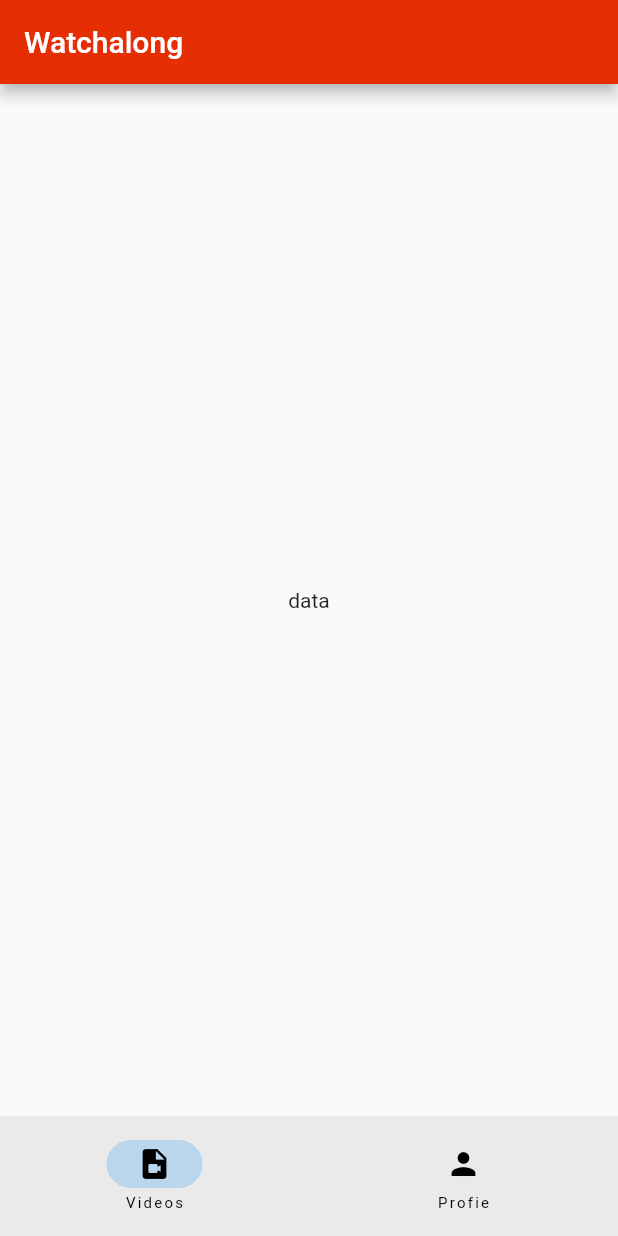
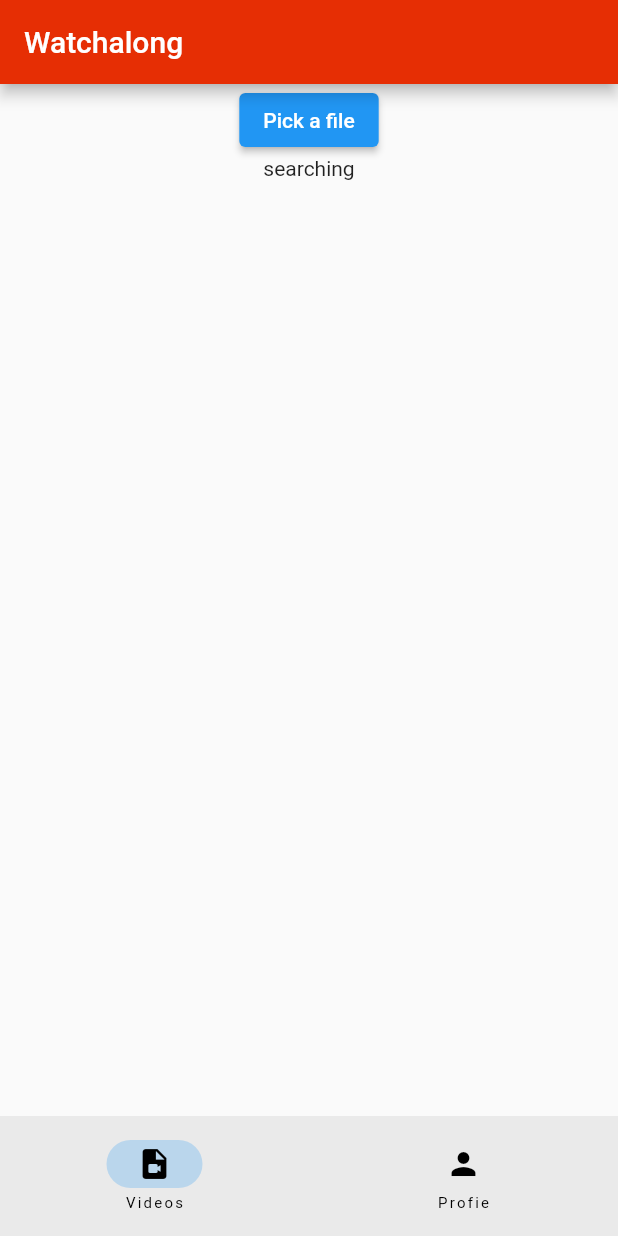
Before and after one commit to BeamlakAschalew/watchalong, a Flutter app: the screen it shows after launch, on a phone screen of 412 x 824 dp. Run offline on Flutter 3.47's test engine with Material 2 defaults, Android fonts, the phone set to English and light mode, and no system bars; our stand-ins replace better_player, file_picker.

Commit message:
Get files done

```diff
--- a/lib/main.dart
+++ b/lib/main.dart
@@ -1,5 +1,11 @@
+import 'dart:convert';
+
 import 'package:flutter/material.dart';
 import 'package:watchalong/constants/theme.dart';
+import 'package:file_picker/file_picker.dart';
+import 'package:watchalong/ui/videos.dart';
+import 'dart:io';
+import 'package:crypto/crypto.dart';
 
 void main() {
   runApp(const MyApp());
@@ -28,6 +34,8 @@ class MyHomePage extends StatefulWidget {
 
 class _MyHomePageState extends State<MyHomePage> {
   int currentIndex = 0;
+  FilePickerResult? result;
+  String? md5Res;
 
   @override
   Widget build(BuildContext context) {
@@ -35,11 +43,32 @@ class _MyHomePageState extends State<MyHomePage> {
       appBar: AppBar(
         title: Text(widget.title),
       ),
-      body: IndexedStack(index: currentIndex, children: const [
+      body: IndexedStack(index: currentIndex, children: [
         Center(
-          child: Text('data'),
+          child: Column(
+            children: [
+              ElevatedButton(
+                child: const Text('Pick a file'),
+                onPressed: () async {
+                  result =
+                      await FilePicker.platform.pickFiles(type: FileType.video);
+                  final fileBytes =
+                      await File(result!.files.single.path!).readAsBytes();
+                  final checksum = md5.convert(fileBytes).toString();
+                  md5Res = checksum;
+                  setState(() {});
+                  // if (mounted) {
+                  //   Navigator.push(context, MaterialPageRoute(builder: ((context) {
+                  //     return Videos(filePath: result!.files.single.path!);
+                  //   })));
+                  // }
+                },
+              ),
+              Text(md5Res ?? 'searching')
+            ],
+          ),
         ),
-        Center(
+        const Center(
           child: Text('data1'),
         )
       ]),
--- a/pubspec.yaml
+++ b/pubspec.yaml
@@ -36,6 +36,9 @@ dependencies:
   # The following adds the Cupertino Icons font to your application.
   # Use with the CupertinoIcons class for iOS style icons.
   cupertino_icons: ^1.0.2
+  file_picker: ^4.6.1
+  better_player: ^0.0.83
+  crypto: ^3.0.2
 
 dev_dependencies:
   flutter_test:
```
Also changed, not shown: lib/ui/videos.dart (+77 -3 lines), lib/screens/signup_screen.dart (added), pubspec.lock, 2 other files.
